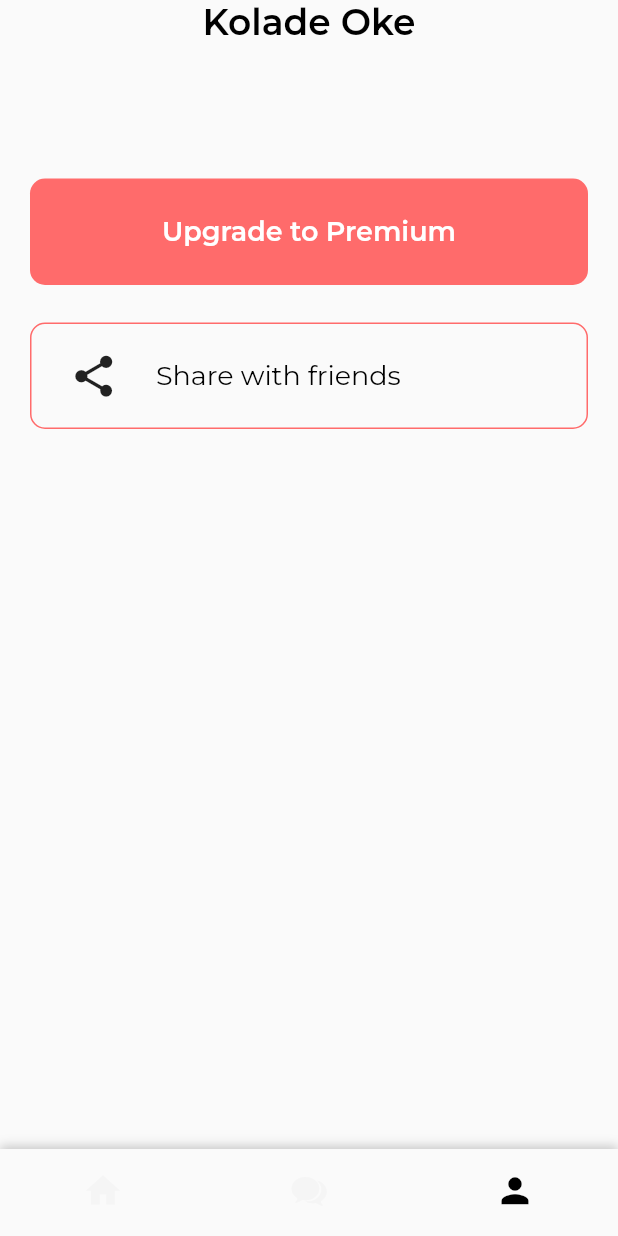
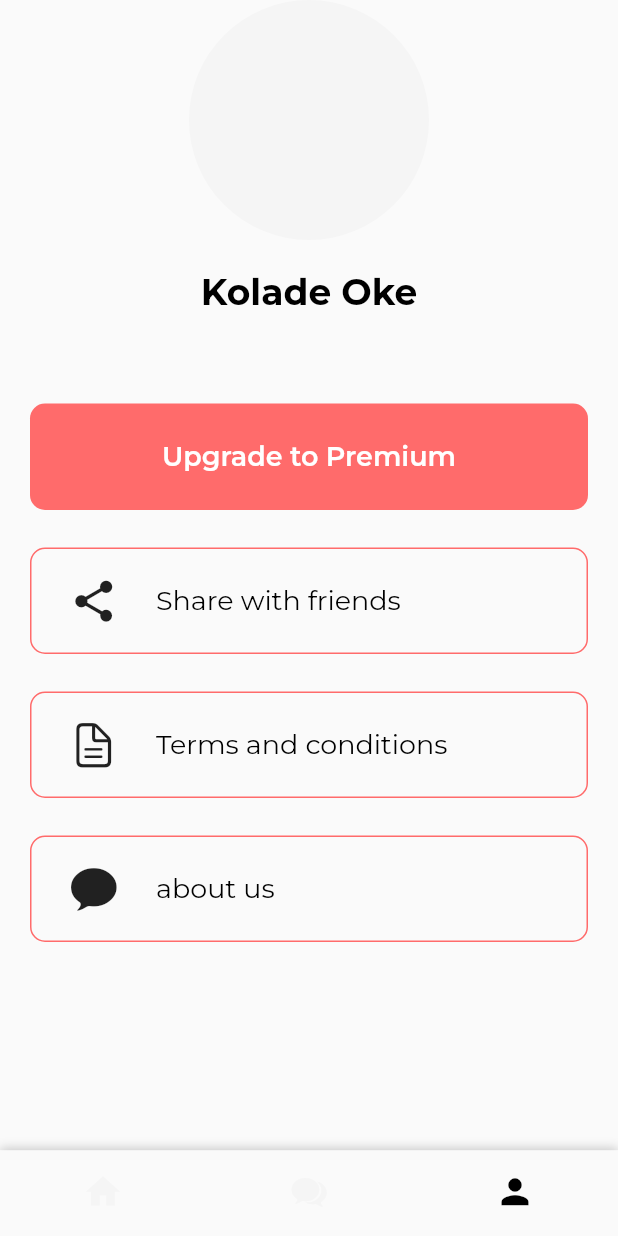
Before and after one commit to hngx-org/dating-assistant-app, a Flutter app: the screen it shows after launch, item 3 of the bottom bar chosen, on a phone screen of 412 x 824 dp. Run offline on Flutter 3.47's test engine with Material 2 defaults, Android fonts, the phone set to English and light mode, and no system bars; our stand-ins replace flutter_riverpod, google_fonts, riverpod_annotation; generated files the repository leaves out were written again.

Commit message:
profile screen ui update

```diff
--- a/lib/features/application/views/dashbord.dart
+++ b/lib/features/application/views/dashbord.dart
@@ -16,7 +16,7 @@ class Dashboard extends ConsumerWidget {
         backgroundColor: Colors.white,
         body: appScreens(index: indexProvider),
         bottomNavigationBar: Container(
-          height: 58,
+          // height: 58,
           decoration: BoxDecoration(
             color: ProjectColors.white,
             boxShadow: [
--- a/lib/features/profile/view/profile.dart
+++ b/lib/features/profile/view/profile.dart
@@ -1,6 +1,7 @@
 import 'package:dating_assitant_app/commons/utils/colors.dart';
 import 'package:dating_assitant_app/commons/widgets/custom_container.dart';
 import 'package:dating_assitant_app/commons/widgets/text_widgets.dart';
+import 'package:flutter/cupertino.dart';
 import 'package:flutter/material.dart';
 
 class Profile extends StatefulWidget {
@@ -20,12 +21,39 @@ class _ProfileState extends State<Profile> {
           child: Column(
             crossAxisAlignment: CrossAxisAlignment.center,
             children: [
-              const ButtonText(text: 'Kolade Oke', color: ProjectColors.black),
-              const SizedBox(height: 90),
-              customContainerFilled(containerTitle: 'Upgrade to Premium', fontWeight: FontWeight.w600),
+              const CircleAvatar(
+                radius: 80,
+                backgroundColor: ProjectColors.grey,
+              ),
+              const SizedBox(height: 20),
+              const ButtonText(
+                text: 'Kolade Oke',
+                color: ProjectColors.black,
+                fontWeight: FontWeight.bold,
+              ),
+              const SizedBox(height: 60),
+              customContainerFilled(
+                onTap: () {
+                  // Navigate to the upgrade screen.
+                },
+                containerTitle: 'Upgrade to Premium',
+                fontWeight: FontWeight.w600,
+              ),
               const SizedBox(height: 25),
-              customContainer(icon: Icons.share, containerTitle: 'Share with friends')
-
+              customContainer(
+                icon: Icons.share,
+                containerTitle: 'Share with friends',
+              ),
+              const SizedBox(height: 25),
+              customContainer(
+                icon: CupertinoIcons.doc_text,
+                containerTitle: 'Terms and conditions',
+              ),
+              const SizedBox(height: 25),
+              customContainer(
+                icon: CupertinoIcons.chat_bubble_fill,
+                containerTitle: 'about us',
+              ),
             ],
           ),
         ),
```
Also changed, not shown: 3 other files.
